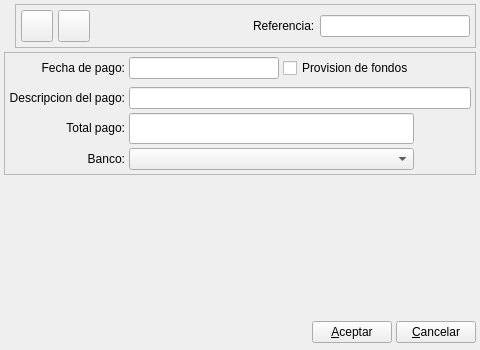
Before: the Qt Designer form bulmages/bulmafact/plugins/pluginbf_proveedorpago/pagobase.ui in eboladev/Bulmages-1, drawn with Qt 5.
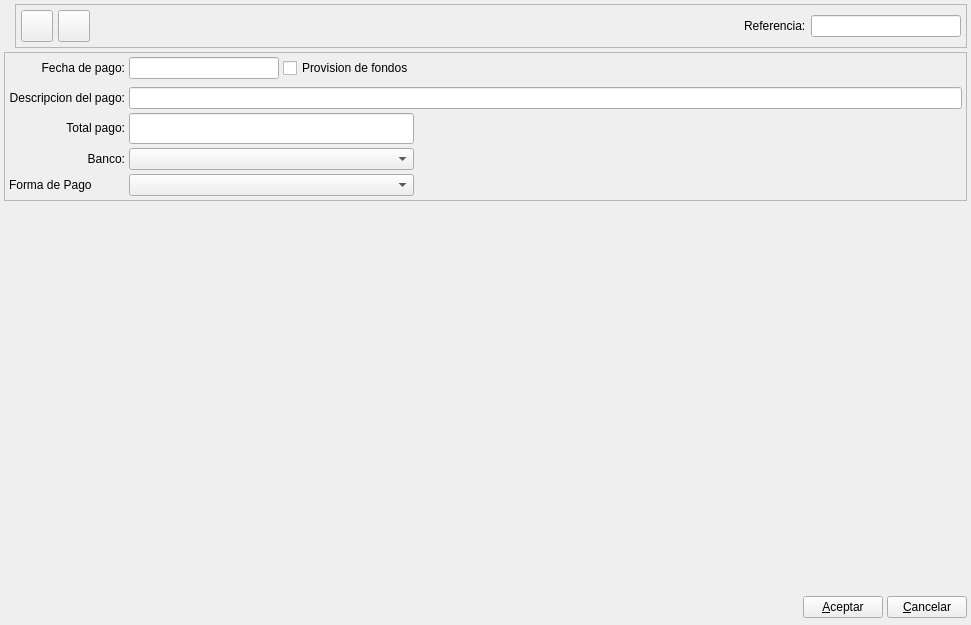
After: the same form once the commit is applied. Icons and pictures are not drawn. Custom widgets are drawn as their Qt base class.

Diff of the .ui file:
```diff
--- a/bulmages/bulmafact/plugins/pluginbf_proveedorpago/pagobase.ui
+++ b/bulmages/bulmafact/plugins/pluginbf_proveedorpago/pagobase.ui
@@ -7,8 +7,8 @@
    <rect>
     <x>0</x>
     <y>0</y>
-    <width>480</width>
-    <height>350</height>
+    <width>971</width>
+    <height>625</height>
    </rect>
   </property>
   <property name="minimumSize">
@@ -404,6 +404,16 @@
         </property>
        </spacer>
       </item>
+      <item row="5" column="1" colspan="2">
+       <widget class="BlComboBox" name="mui_idforma_pago"/>
+      </item>
+      <item row="5" column="0">
+       <widget class="QLabel" name="label_2">
+        <property name="text">
+         <string>Forma de Pago</string>
+        </property>
+       </widget>
+      </item>
      </layout>
     </widget>
    </item>
@@ -481,6 +491,11 @@
    <extends>QWidget</extends>
    <header>blsearchwidget.h</header>
   </customwidget>
+  <customwidget>
+   <class>BlComboBox</class>
+   <extends>QComboBox</extends>
+   <header>blcombobox.h</header>
+  </customwidget>
  </customwidgets>
  <tabstops>
   <tabstop>mui_guardar</tabstop>
```
Left out of the diff: 36 changed lines with no effect on the pictures.
